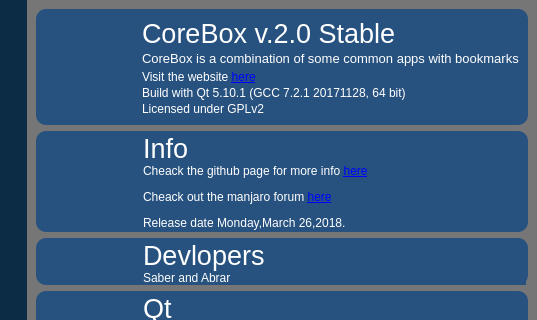
Old version of the form about/about.ui in the repository rahmanshaber/corebox; both pictures show x 203 to 740 and y 0 to 320 of the 740 by 684 pixel window.
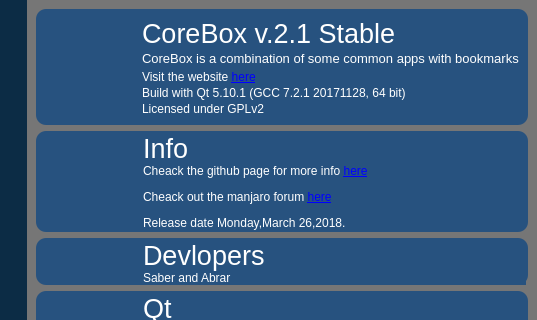
New version of the form. Icons and pictures are not drawn.

What changed in the file:
```diff
--- a/about/about.ui
+++ b/about/about.ui
@@ -250,7 +250,7 @@
             </font>
            </property>
            <property name="text">
-            <string>CoreBox v.2.0 Stable</string>
+            <string>CoreBox v.2.1 Stable</string>
            </property>
            <property name="alignment">
             <set>Qt::AlignLeading|Qt::AlignLeft|Qt::AlignVCenter</set>
```
